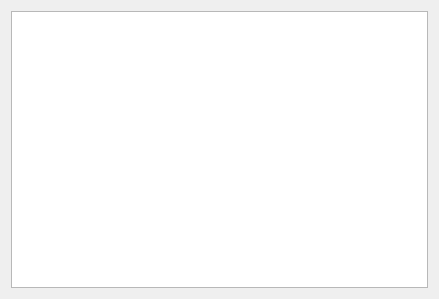
tonquer/picacg-qt, file ui/download.ui: the form before one commit.
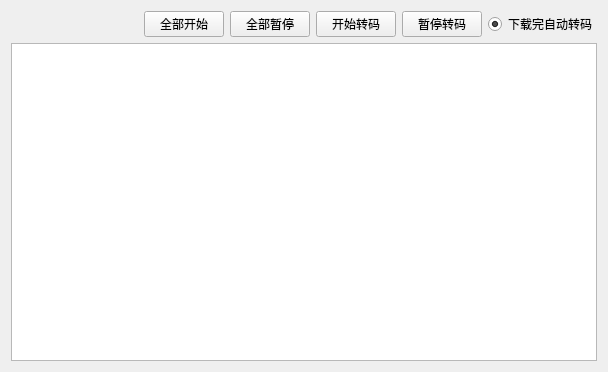
The form after the commit.

Commit message:
重新了下载代码
下载支持waifu2x，代码整理

Patch:
```diff
--- a/ui/download.ui
+++ b/ui/download.ui
@@ -6,8 +6,8 @@
    <rect>
     <x>0</x>
     <y>0</y>
-    <width>439</width>
-    <height>299</height>
+    <width>608</width>
+    <height>372</height>
    </rect>
   </property>
   <property name="windowTitle">
@@ -16,7 +16,65 @@
   <layout class="QGridLayout" name="gridLayout_2">
    <item row="0" column="0">
     <layout class="QGridLayout" name="gridLayout">
-     <item row="0" column="0">
+     <item row="2" column="0">
+      <layout class="QHBoxLayout" name="horizontalLayout">
+       <item>
+        <spacer name="horizontalSpacer">
+         <property name="orientation">
+          <enum>Qt::Horizontal</enum>
+         </property>
+         <property name="sizeHint" stdset="0">
+          <size>
+           <width>40</width>
+           <height>20</height>
+          </size>
+         </property>
+        </spacer>
+       </item>
+       <item>
+        <widget class="QPushButton" name="pushButton">
+         <property name="text">
+          <string>全部开始</string>
+         </property>
+        </widget>
+       </item>
+       <item>
+        <widget class="QPushButton" name="pushButton_3">
+         <property name="text">
+          <string>全部暂停</string>
+         </property>
+        </widget>
+       </item>
+       <item>
+        <widget class="QPushButton" name="pushButton_2">
+         <property name="text">
+          <string>开始转码</string>
+         </property>
+        </widget>
+       </item>
+       <item>
+        <widget class="QPushButton" name="pushButton_4">
+         <property name="text">
+          <string>暂停转码</string>
+         </property>
+        </widget>
+       </item>
+       <item>
+        <widget class="QRadioButton" name="radioButton">
+         <property name="enabled">
+          <bool>true</bool>
+         </property>
+         <property name="text">
+          <string>下载完自动转码</string>
+         </property>
+         <property name="checked">
+          <bool>true</bool>
+         </property>
+        </widget>
+       </item>
+      </layout>
+     </item>
+     <item row="5" column="0">
       <widget class="QTableWidget" name="tableWidget"/>
      </item>
     </layout>
```
Left out of the diff: 90 changed lines with no effect on the pictures. The commit also changes 58 other files.
